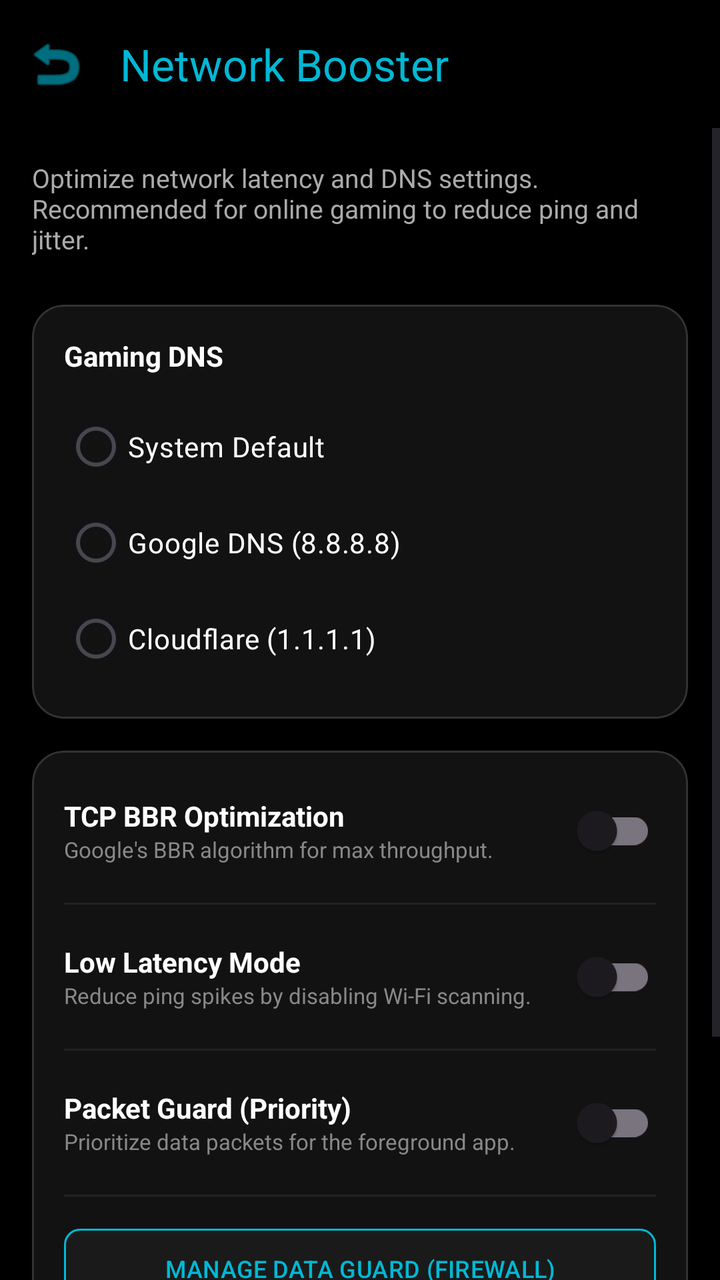
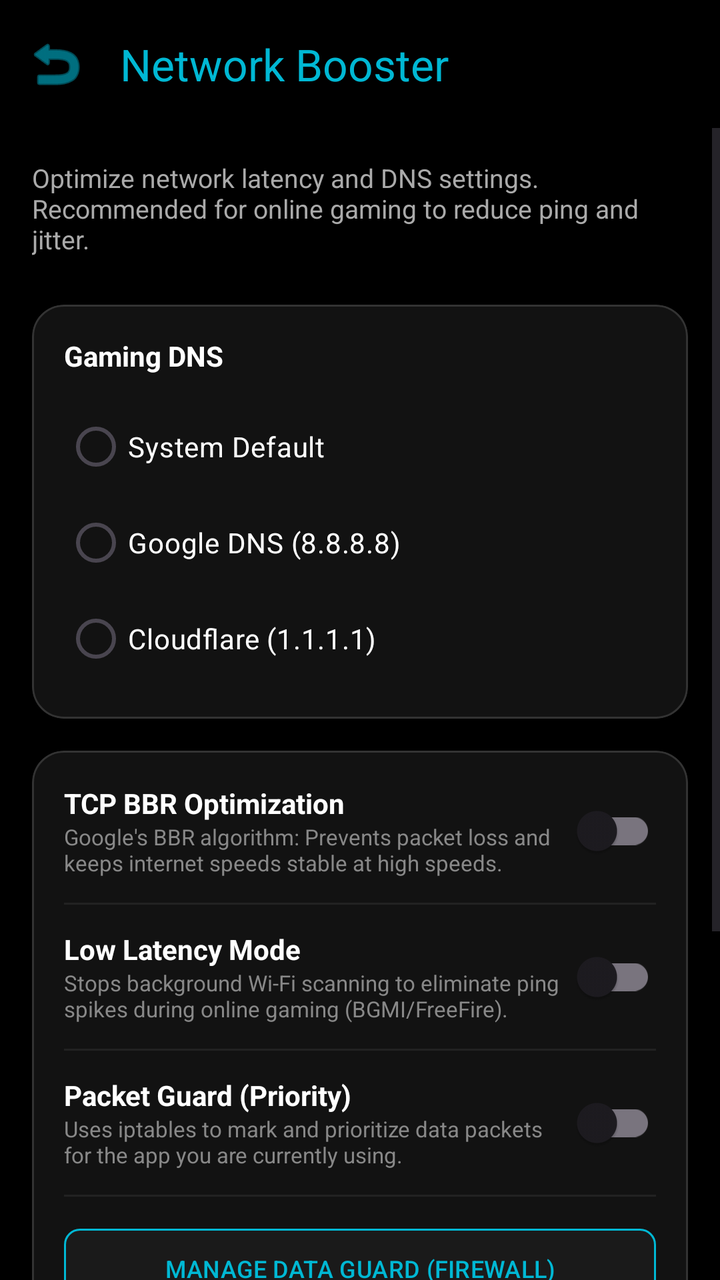

The first picture is an Android layout as it rendered before a commit; the second is the same layout after the commit. The layout source and the unified diff follow.
<!-- AndroidManifest.xml: activity theme Theme.PhoneControl -->
<!-- res/layout/activity_network.xml -->
<?xml version="1.0" encoding="utf-8"?>
<LinearLayout xmlns:android="http://schemas.android.com/apk/res/android"
    xmlns:app="http://schemas.android.com/apk/res-auto"
    android:layout_width="match_parent"
    android:layout_height="match_parent"
    android:orientation="vertical"
    android:background="@android:color/black"
    android:fitsSystemWindows="true">

    <com.google.android.material.appbar.MaterialToolbar
        android:id="@+id/toolbarNetwork"
        android:layout_width="match_parent"
        android:layout_height="?attr/actionBarSize"
        app:title="Network Booster"
        app:titleTextColor="@color/color_network"
        app:navigationIcon="@android:drawable/ic_menu_revert"
        app:navigationIconTint="@color/color_network" />

    <ScrollView android:layout_width="match_parent" android:layout_height="match_parent">
        <LinearLayout android:layout_width="match_parent" android:layout_height="wrap_content" android:orientation="vertical" android:padding="16dp">

            <TextView android:layout_width="match_parent" android:layout_height="wrap_content"
                android:text="Optimize network latency and DNS settings. Recommended for online gaming to reduce ping and jitter."
                android:textColor="#AAAAAA" android:textSize="13sp" android:layout_marginBottom="24dp" />

            
            <com.google.android.material.card.MaterialCardView
                android:layout_width="match_parent" android:layout_height="wrap_content" android:layout_marginBottom="16dp"
                app:cardCornerRadius="16dp" app:cardBackgroundColor="#121212" app:strokeWidth="1dp" app:strokeColor="#333333">
                <LinearLayout android:layout_width="match_parent" android:layout_height="wrap_content" android:orientation="vertical" android:padding="16dp">
                    <TextView android:layout_width="wrap_content" android:layout_height="wrap_content" android:text="Gaming DNS" android:textColor="#FFFFFF" android:textStyle="bold" />
                    <RadioGroup android:id="@+id/rgDns" android:layout_width="match_parent" android:layout_height="wrap_content" android:layout_marginTop="12dp">
                        <RadioButton android:id="@+id/rbDnsDefault" android:layout_width="match_parent" android:layout_height="wrap_content" android:text="System Default" android:textColor="#FFFFFF" android:buttonTint="@color/color_network" />
                        <RadioButton android:id="@+id/rbDnsGoogle" android:layout_width="match_parent" android:layout_height="wrap_content" android:text="Google DNS (8.8.8.8)" android:textColor="#FFFFFF" android:buttonTint="@color/color_network" />
                        <RadioButton android:id="@+id/rbDnsCloudflare" android:layout_width="match_parent" android:layout_height="wrap_content" android:text="Cloudflare (1.1.1.1)" android:textColor="#FFFFFF" android:buttonTint="@color/color_network" />
                    </RadioGroup>
                </LinearLayout>
            </com.google.android.material.card.MaterialCardView>

            
            <com.google.android.material.card.MaterialCardView
                android:layout_width="match_parent"
                android:layout_height="wrap_content"
                android:layout_marginBottom="16dp"
                app:cardCornerRadius="16dp" app:cardBackgroundColor="#121212" app:strokeWidth="1dp" app:strokeColor="#333333">
                <LinearLayout android:layout_width="match_parent" android:layout_height="wrap_content" android:orientation="vertical" android:padding="16dp">

                    <LinearLayout android:layout_width="match_parent" android:layout_height="wrap_content" android:gravity="center_vertical">
                        <LinearLayout android:layout_width="0dp" android:layout_height="wrap_content" android:layout_weight="1" android:orientation="vertical">
                            <TextView android:layout_width="wrap_content" android:layout_height="wrap_content" android:text="TCP BBR Optimization" android:textColor="#FFFFFF" android:textStyle="bold" />
                            <TextView android:layout_width="wrap_content" android:layout_height="wrap_content" android:text="Google's BBR algorithm for max throughput." android:textColor="#888888" android:textSize="11sp" />
                        </LinearLayout>
                        <com.google.android.material.switchmaterial.SwitchMaterial android:id="@+id/switchTcp" android:layout_width="wrap_content" android:layout_height="wrap_content" />
                    </LinearLayout>

                    <View android:layout_width="match_parent" android:layout_height="1dp" android:background="#222222" android:layout_marginVertical="12dp" />

                    <LinearLayout android:layout_width="match_parent" android:layout_height="wrap_content" android:gravity="center_vertical">
                        <LinearLayout android:layout_width="0dp" android:layout_height="wrap_content" android:layout_weight="1" android:orientation="vertical">
                            <TextView android:layout_width="wrap_content" android:layout_height="wrap_content" android:text="Low Latency Mode" android:textColor="#FFFFFF" android:textStyle="bold" />
                            <TextView android:layout_width="wrap_content" android:layout_height="wrap_content" android:text="Reduce ping spikes by disabling Wi-Fi scanning." android:textColor="#888888" android:textSize="11sp" />
                        </LinearLayout>
                        <com.google.android.material.switchmaterial.SwitchMaterial android:id="@+id/switchLowLatency" android:layout_width="wrap_content" android:layout_height="wrap_content" />
                    </LinearLayout>

                    <View android:layout_width="match_parent" android:layout_height="1dp" android:background="#222222" android:layout_marginVertical="12dp" />

                    <LinearLayout android:layout_width="match_parent" android:layout_height="wrap_content" android:gravity="center_vertical">
                        <LinearLayout android:layout_width="0dp" android:layout_height="wrap_content" android:layout_weight="1" android:orientation="vertical">
                            <TextView android:layout_width="wrap_content" android:layout_height="wrap_content" android:text="Packet Guard (Priority)" android:textColor="#FFFFFF" android:textStyle="bold" />
                            <TextView android:layout_width="wrap_content" android:layout_height="wrap_content" android:text="Prioritize data packets for the foreground app." android:textColor="#888888" android:textSize="11sp" />
                        </LinearLayout>
                        <com.google.android.material.switchmaterial.SwitchMaterial android:id="@+id/switchNetworkPriority" android:layout_width="wrap_content" android:layout_height="wrap_content" />
                    </LinearLayout>

                    <View android:layout_width="match_parent" android:layout_height="1dp" android:background="#222222" android:layout_marginVertical="12dp" />

                    <com.google.android.material.button.MaterialButton
                        android:id="@+id/btnManageFirewall"
                        android:layout_width="match_parent"
                        android:layout_height="wrap_content"
                        android:text="MANAGE DATA GUARD (FIREWALL)"
                        android:textSize="12sp"
                        app:cornerRadius="8dp"
                        android:backgroundTint="#1A1A1A"
                        android:textColor="@color/color_network"
                        app:strokeWidth="1dp"
                        app:strokeColor="@color/color_network" />

                </LinearLayout>
            </com.google.android.material.card.MaterialCardView>

            <com.google.android.material.button.MaterialButton
                android:id="@+id/btnApplyNetwork"
                android:layout_width="match_parent" android:layout_height="64dp"
                android:layout_marginTop="24dp" android:text="OPTIMIZE NETWORK"
                android:textColor="@android:color/black" android:textStyle="bold"
                app:backgroundTint="@color/color_network" app:cornerRadius="8dp" />

        </LinearLayout>
    </ScrollView>
</LinearLayout>
<!-- resources referenced by this layout -->
<resources>
  <color name="color_network">#00B8D4</color>
  <style name="Theme.PhoneControl" parent="Theme.Material3.DayNight.NoActionBar">
          
          <item name="colorPrimary">@color/purple_500</item>
          <item name="colorPrimaryVariant">@color/purple_700</item>
          <item name="colorOnPrimary">@color/white</item>
          
          <item name="colorSecondary">@color/teal_200</item>
          <item name="colorSecondaryVariant">@color/teal_700</item>
          <item name="colorOnSecondary">@color/black</item>
          
          <item name="android:statusBarColor">@android:color/black</item>
          <item name="android:windowLightStatusBar" tools:targetApi="m">false</item>
          
          
          
      </style>
  <color name="purple_500">#FF6200EE</color>
  <color name="purple_700">#FF3700B3</color>
  <color name="white">#FFFFFFFF</color>
  <color name="teal_200">#FF03DAC5</color>
  <color name="teal_700">#FF018786</color>
  <color name="black">#FF000000</color>
</resources>

<!-- the commit's change to res/layout/activity_network.xml (unified diff, before → after) -->
@@ -48,7 +48,7 @@
                     <LinearLayout android:layout_width="match_parent" android:layout_height="wrap_content" android:gravity="center_vertical">
                         <LinearLayout android:layout_width="0dp" android:layout_height="wrap_content" android:layout_weight="1" android:orientation="vertical">
                             <TextView android:layout_width="wrap_content" android:layout_height="wrap_content" android:text="TCP BBR Optimization" android:textColor="#FFFFFF" android:textStyle="bold" />
-                            <TextView android:layout_width="wrap_content" android:layout_height="wrap_content" android:text="Google's BBR algorithm for max throughput." android:textColor="#888888" android:textSize="11sp" />
+                            <TextView android:layout_width="wrap_content" android:layout_height="wrap_content" android:text="Google's BBR algorithm: Prevents packet loss and keeps internet speeds stable at high speeds." android:textColor="#888888" android:textSize="11sp" />
                         </LinearLayout>
                         <com.google.android.material.switchmaterial.SwitchMaterial android:id="@+id/switchTcp" android:layout_width="wrap_content" android:layout_height="wrap_content" />
                     </LinearLayout>
@@ -58,7 +58,7 @@
                     <LinearLayout android:layout_width="match_parent" android:layout_height="wrap_content" android:gravity="center_vertical">
                         <LinearLayout android:layout_width="0dp" android:layout_height="wrap_content" android:layout_weight="1" android:orientation="vertical">
                             <TextView android:layout_width="wrap_content" android:layout_height="wrap_content" android:text="Low Latency Mode" android:textColor="#FFFFFF" android:textStyle="bold" />
-                            <TextView android:layout_width="wrap_content" android:layout_height="wrap_content" android:text="Reduce ping spikes by disabling Wi-Fi scanning." android:textColor="#888888" android:textSize="11sp" />
+                            <TextView android:layout_width="wrap_content" android:layout_height="wrap_content" android:text="Stops background Wi-Fi scanning to eliminate ping spikes during online gaming (BGMI/FreeFire)." android:textColor="#888888" android:textSize="11sp" />
                         </LinearLayout>
                         <com.google.android.material.switchmaterial.SwitchMaterial android:id="@+id/switchLowLatency" android:layout_width="wrap_content" android:layout_height="wrap_content" />
                     </LinearLayout>
@@ -68,7 +68,7 @@
                     <LinearLayout android:layout_width="match_parent" android:layout_height="wrap_content" android:gravity="center_vertical">
                         <LinearLayout android:layout_width="0dp" android:layout_height="wrap_content" android:layout_weight="1" android:orientation="vertical">
                             <TextView android:layout_width="wrap_content" android:layout_height="wrap_content" android:text="Packet Guard (Priority)" android:textColor="#FFFFFF" android:textStyle="bold" />
-                            <TextView android:layout_width="wrap_content" android:layout_height="wrap_content" android:text="Prioritize data packets for the foreground app." android:textColor="#888888" android:textSize="11sp" />
+                            <TextView android:layout_width="wrap_content" android:layout_height="wrap_content" android:text="Uses iptables to mark and prioritize data packets for the app you are currently using." android:textColor="#888888" android:textSize="11sp" />
                         </LinearLayout>
                         <com.google.android.material.switchmaterial.SwitchMaterial android:id="@+id/switchNetworkPriority" android:layout_width="wrap_content" android:layout_height="wrap_content" />
                     </LinearLayout>
@@ -90,6 +90,26 @@
                 </LinearLayout>
             </com.google.android.material.card.MaterialCardView>
 
+            
+            <com.google.android.material.card.MaterialCardView
+                android:layout_width="match_parent"
+                android:layout_height="wrap_content"
+                android:layout_marginBottom="16dp"
+                app:cardCornerRadius="16dp"
+                app:cardBackgroundColor="#121212"
+                app:strokeWidth="1dp"
+                app:strokeColor="#333333">
+                <LinearLayout android:layout_width="match_parent" android:layout_height="wrap_content" android:orientation="vertical" android:padding="16dp">
+                    <LinearLayout android:layout_width="match_parent" android:layout_height="wrap_content" android:gravity="center_vertical">
+                        <LinearLayout android:layout_width="0dp" android:layout_height="wrap_content" android:layout_weight="1" android:orientation="vertical">
+                            <TextView android:layout_width="wrap_content" android:layout_height="wrap_content" android:text="Smart Data Switcher" android:textColor="#FFFFFF" android:textStyle="bold" />
+                            <TextView android:layout_width="wrap_content" android:layout_height="wrap_content" android:text="Auto-OFF mobile data on WiFi to save battery and heat." android:textColor="#888888" android:textSize="11sp" />
+                        </LinearLayout>
+                        <com.google.android.material.switchmaterial.SwitchMaterial android:id="@+id/switchSmartSwitch" android:layout_width="wrap_content" android:layout_height="wrap_content" />
+                    </LinearLayout>
+                </LinearLayout>
+            </com.google.android.material.card.MaterialCardView>
+
             <com.google.android.material.button.MaterialButton
                 android:id="@+id/btnApplyNetwork"
                 android:layout_width="match_parent" android:layout_height="64dp"
